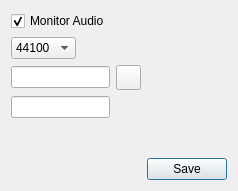
Above: audio/resources/settingstab.ui from springermac/audio before the change. Below: the same form after it.
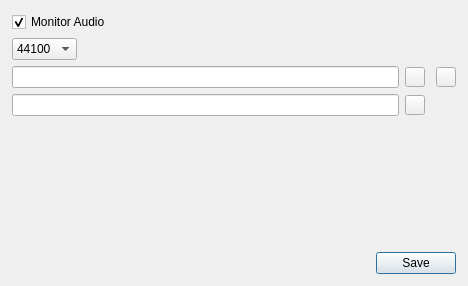
That is the form after the change. Icons and pictures are not drawn.

Commit message: Add settings module to handle default settings and add the ability to specify the output filename using pythons strftime format.

What changed in the file:
```diff
--- a/audio/resources/settingstab.ui
+++ b/audio/resources/settingstab.ui
@@ -6,58 +6,37 @@
    <rect>
     <x>0</x>
     <y>0</y>
-    <width>215</width>
-    <height>191</height>
+    <width>468</width>
+    <height>286</height>
    </rect>
   </property>
   <property name="windowTitle">
    <string>Form</string>
   </property>
+  <layout class="QVBoxLayout" name="verticalLayout_3">
+   <property name="margin">
+    <number>0</number>
+   </property>
+   <item>
   <layout class="QGridLayout" name="gridLayout">
-   <item row="4" column="0">
-    <spacer name="verticalSpacer_2">
-     <property name="orientation">
-      <enum>Qt::Vertical</enum>
+     <property name="margin">
+      <number>12</number>
      </property>
-     <property name="sizeHint" stdset="0">
-      <size>
-       <width>20</width>
-       <height>40</height>
-      </size>
-     </property>
-    </spacer>
-   </item>
-   <item row="5" column="2">
-    <widget class="QPushButton" name="saveSettings">
-     <property name="text">
-      <string>Save</string>
-     </property>
-     <property name="autoDefault">
-      <bool>false</bool>
-     </property>
-     <property name="default">
-      <bool>true</bool>
-     </property>
-    </widget>
-   </item>
-   <item row="2" column="1">
-    <widget class="QPushButton" name="browseOutputDirectory">
+     <item row="7" column="0">
+      <widget class="QLineEdit" name="recordingFilename"/>
+     </item>
+     <item row="5" column="3">
+      <widget class="QPushButton" name="browseRecordingDirectory">
      <property name="sizePolicy">
       <sizepolicy hsizetype="Fixed" vsizetype="Fixed">
        <horstretch>0</horstretch>
        <verstretch>0</verstretch>
       </sizepolicy>
      </property>
-     <property name="minimumSize">
-      <size>
-       <width>25</width>
-       <height>25</height>
-      </size>
-     </property>
      <property name="maximumSize">
       <size>
-       <width>25</width>
-       <height>25</height>
+         <width>20</width>
+         <height>20</height>
       </size>
      </property>
      <property name="text">
@@ -75,7 +54,10 @@
      </property>
     </widget>
    </item>
-   <item row="0" column="0">
+     <item row="5" column="0">
+      <widget class="QLineEdit" name="recordingDirectory"/>
+     </item>
+     <item row="1" column="0">
     <widget class="QCheckBox" name="monitorAudio">
      <property name="text">
       <string>Monitor Audio</string>
@@ -86,42 +68,6 @@
     </widget>
    </item>
    <item row="2" column="0">
-    <widget class="QLineEdit" name="outputLocation">
-     <property name="maximumSize">
-      <size>
-       <width>600</width>
-       <height>16777215</height>
-      </size>
-     </property>
-    </widget>
-   </item>
-   <item row="3" column="0">
-    <widget class="QLineEdit" name="outputFileName">
-     <property name="maximumSize">
-      <size>
-       <width>600</width>
-       <height>16777215</height>
-      </size>
-     </property>
-    </widget>
-   </item>
-   <item row="4" column="1">
-    <spacer name="horizontalSpacer_2">
-     <property name="orientation">
-      <enum>Qt::Horizontal</enum>
-     </property>
-     <property name="sizeType">
-      <enum>QSizePolicy::Preferred</enum>
-     </property>
-     <property name="sizeHint" stdset="0">
-      <size>
-       <width>0</width>
-       <height>20</height>
-      </size>
-     </property>
-    </spacer>
-   </item>
-   <item row="1" column="0" colspan="2">
     <widget class="QComboBox" name="recordingSampleRate">
      <property name="sizePolicy">
       <sizepolicy hsizetype="Fixed" vsizetype="Fixed">
@@ -148,6 +94,128 @@
       </property>
      </item>
     </widget>
+     </item>
+     <item row="7" column="1">
+      <widget class="QPushButton" name="resetRecordingFilename">
+       <property name="sizePolicy">
+        <sizepolicy hsizetype="Fixed" vsizetype="Fixed">
+         <horstretch>0</horstretch>
+         <verstretch>0</verstretch>
+        </sizepolicy>
+       </property>
+       <property name="maximumSize">
+        <size>
+         <width>20</width>
+         <height>20</height>
+        </size>
+       </property>
+       <property name="text">
+        <string/>
+       </property>
+       <property name="icon">
+        <iconset resource="resources.qrc">
+         <normaloff>:/back.png</normaloff>:/back.png</iconset>
+       </property>
+       <property name="iconSize">
+        <size>
+         <width>16</width>
+         <height>16</height>
+        </size>
+       </property>
+      </widget>
+     </item>
+     <item row="5" column="1">
+      <widget class="QPushButton" name="resetRecordingDirectory">
+       <property name="sizePolicy">
+        <sizepolicy hsizetype="Fixed" vsizetype="Fixed">
+         <horstretch>0</horstretch>
+         <verstretch>0</verstretch>
+        </sizepolicy>
+       </property>
+       <property name="maximumSize">
+        <size>
+         <width>20</width>
+         <height>20</height>
+        </size>
+       </property>
+       <property name="icon">
+        <iconset resource="resources.qrc">
+         <normaloff>:/back.png</normaloff>:/back.png</iconset>
+       </property>
+       <property name="iconSize">
+        <size>
+         <width>16</width>
+         <height>16</height>
+        </size>
+       </property>
+      </widget>
+     </item>
+     <item row="5" column="2">
+      <spacer name="horizontalSpacer_2">
+       <property name="orientation">
+        <enum>Qt::Horizontal</enum>
+       </property>
+       <property name="sizeType">
+        <enum>QSizePolicy::Fixed</enum>
+       </property>
+       <property name="sizeHint" stdset="0">
+        <size>
+         <width>5</width>
+         <height>20</height>
+        </size>
+       </property>
+      </spacer>
+     </item>
+    </layout>
+   </item>
+   <item>
+    <spacer name="verticalSpacer_2">
+     <property name="orientation">
+      <enum>Qt::Vertical</enum>
+     </property>
+     <property name="sizeHint" stdset="0">
+      <size>
+       <width>20</width>
+       <height>13</height>
+      </size>
+     </property>
+    </spacer>
+   </item>
+   <item>
+    <layout class="QHBoxLayout" name="horizontalLayout">
+     <property name="margin">
+      <number>12</number>
+     </property>
+     <item>
+      <spacer name="horizontalSpacer">
+       <property name="orientation">
+        <enum>Qt::Horizontal</enum>
+       </property>
+       <property name="sizeHint" stdset="0">
+        <size>
+         <width>40</width>
+         <height>20</height>
+        </size>
+       </property>
+      </spacer>
+     </item>
+     <item>
+      <widget class="QPushButton" name="saveSettings">
+       <property name="sizePolicy">
+        <sizepolicy hsizetype="Fixed" vsizetype="Fixed">
+         <horstretch>0</horstretch>
+         <verstretch>0</verstretch>
+        </sizepolicy>
+       </property>
+       <property name="text">
+        <string>Save</string>
+       </property>
+       <property name="default">
+        <bool>true</bool>
+       </property>
+      </widget>
+     </item>
+    </layout>
    </item>
   </layout>
  </widget>
```
Lines whose indentation alone changed are shown as unchanged. The commit also changes 7 other files.
